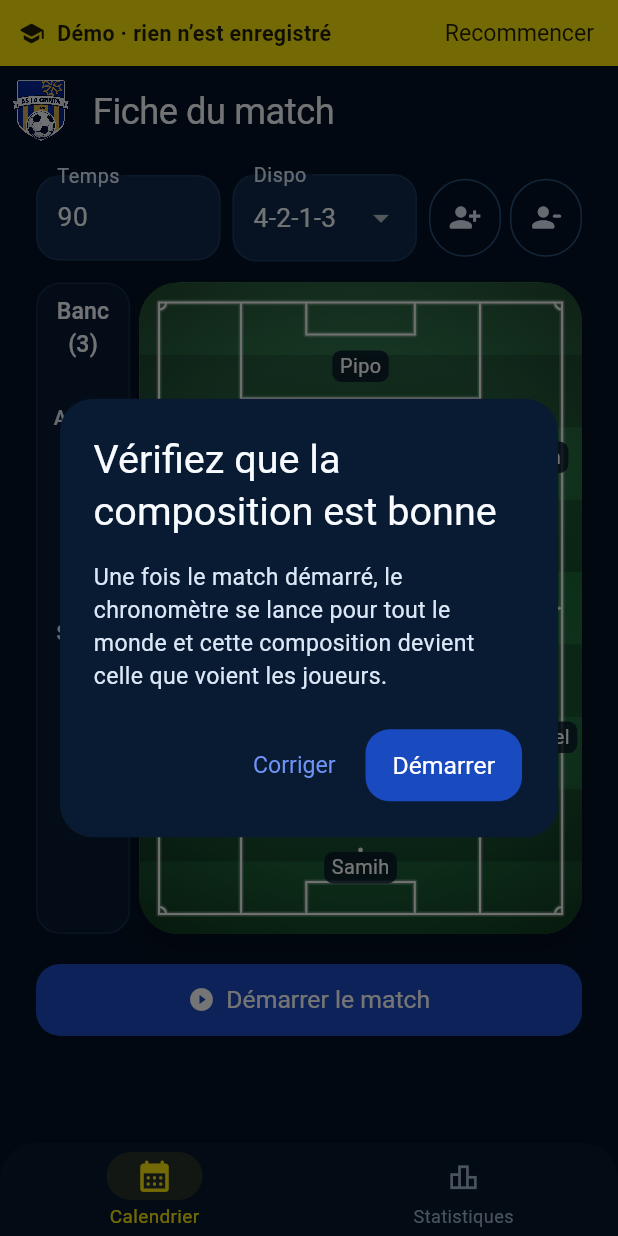
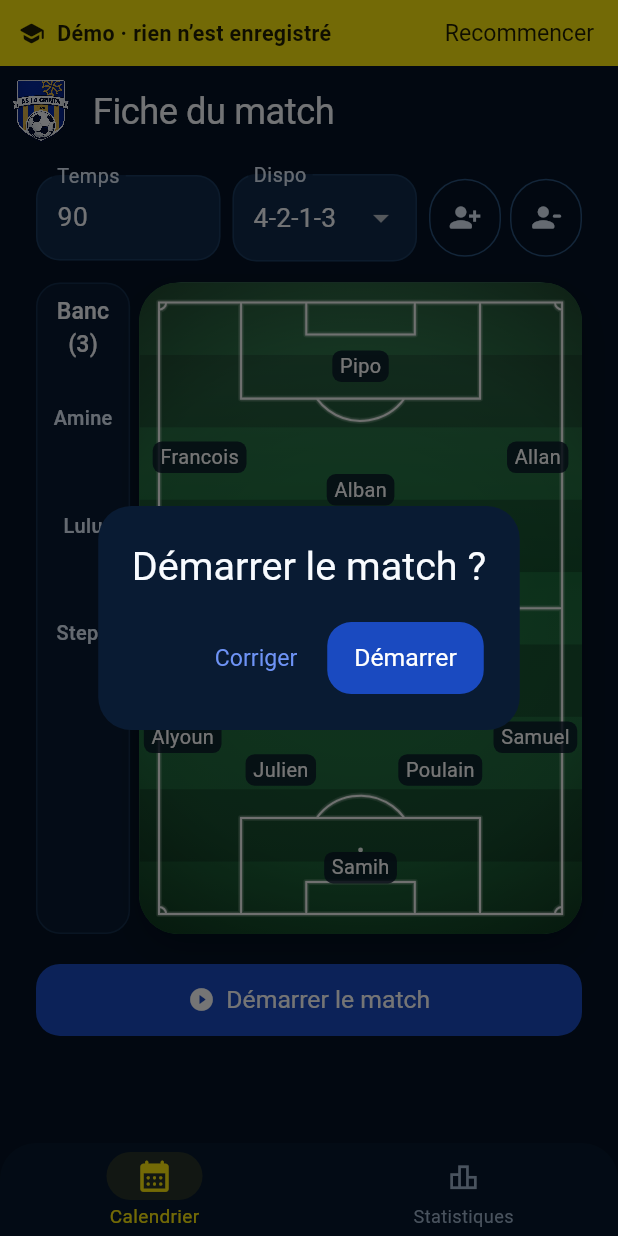
Before and after one commit to samihchaa-wq/-AS-Grinta-Live-Demo, a Flutter app: the screen it shows after launch, scrolled down 68 dp, after a tap on "Démarrer le match", on a phone screen of 412 x 824 dp. Run offline on Flutter 3.47's test engine with Material 3 defaults, Android fonts, the phone set to English and light mode, and no system bars; our stand-ins replace flutter_riverpod, go_router, share_plus, shared_preferences, supabase_flutter; missing offline and left inert: dart:js_interop; accounts and stored records are empty.

Commit message:
Live : fenêtres de confirmation réduites à une question et deux boutons
Mi-temps, Fin du match, Reset, retirer un but ou un remplacement,
retirer un joueur, démarrer le match et recommencer la démo : les
explications disparaissent, il reste la question et Annuler / l'action.

Co-Authored-By: Claude Opus 5.5 <noreply@anthropic.com>
Claude-Session: https://claude.ai/code/session_01JuPbZCL3wtb9bfbTKCZ6GT

```diff
--- a/lib/demo/demo_match_page.dart
+++ b/lib/demo/demo_match_page.dart
@@ -41,10 +41,6 @@ class DemoMatchPage extends ConsumerWidget {
           context: context,
           builder: (dialogContext) => AlertDialog(
             title: const Text('Recommencer la démo ?'),
-            content: const Text(
-              'Le match revient avant le coup d’envoi, avec la composition '
-              'de départ. Rien n’est jamais enregistré dans l’application.',
-            ),
             actions: [
               TextButton(
                 onPressed: () => Navigator.pop(dialogContext, false),
--- a/lib/features/match_live/presentation/match_live_pre_kickoff_page.dart
+++ b/lib/features/match_live/presentation/match_live_pre_kickoff_page.dart
@@ -351,11 +351,7 @@ class _MatchLivePreKickoffPageState
     final confirmed = await showDialog<bool>(
       context: context,
       builder: (context) => AlertDialog(
-        title: const Text('Vérifiez que la composition est bonne'),
-        content: const Text(
-          'Une fois le match démarré, le chronomètre se lance pour tout le '
-          'monde et cette composition devient celle que voient les joueurs.',
-        ),
+        title: const Text('Démarrer le match ?'),
         actions: [
           TextButton(
             onPressed: () => Navigator.of(context).pop(false),
--- a/lib/features/match_live/presentation/widgets/match_live_remove_player_sheet.dart
+++ b/lib/features/match_live/presentation/widgets/match_live_remove_player_sheet.dart
@@ -79,10 +79,6 @@ Future<MatchCompositionEntry?> showMatchLiveRemovePlayerPicker(
     context: context,
     builder: (dialogContext) => AlertDialog(
       title: Text('Retirer ${chosen.displayName} ?'),
-      content: const Text(
-        'Il ne sera plus sur la feuille de match. Tu pourras le remettre avec '
-        '« Ajouter un joueur ».',
-      ),
       actions: [
         TextButton(
           onPressed: () => Navigator.pop(dialogContext, false),
```
Also changed, not shown: lib/features/match_live/presentation/match_live_running_page.dart (+2 -42 lines).
